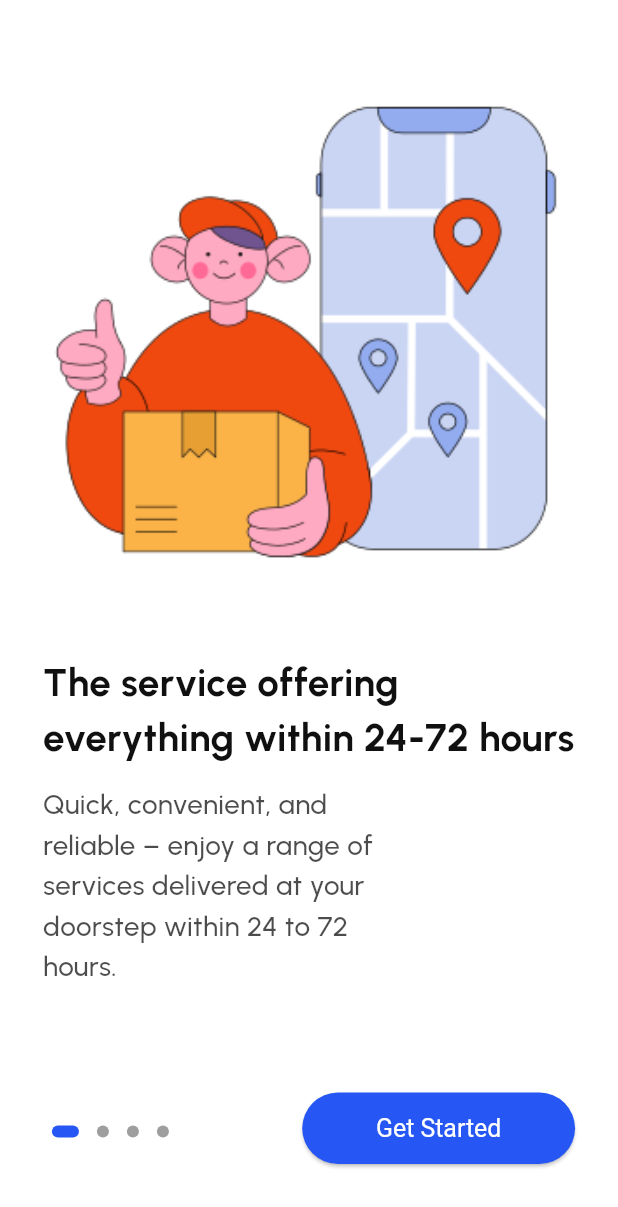
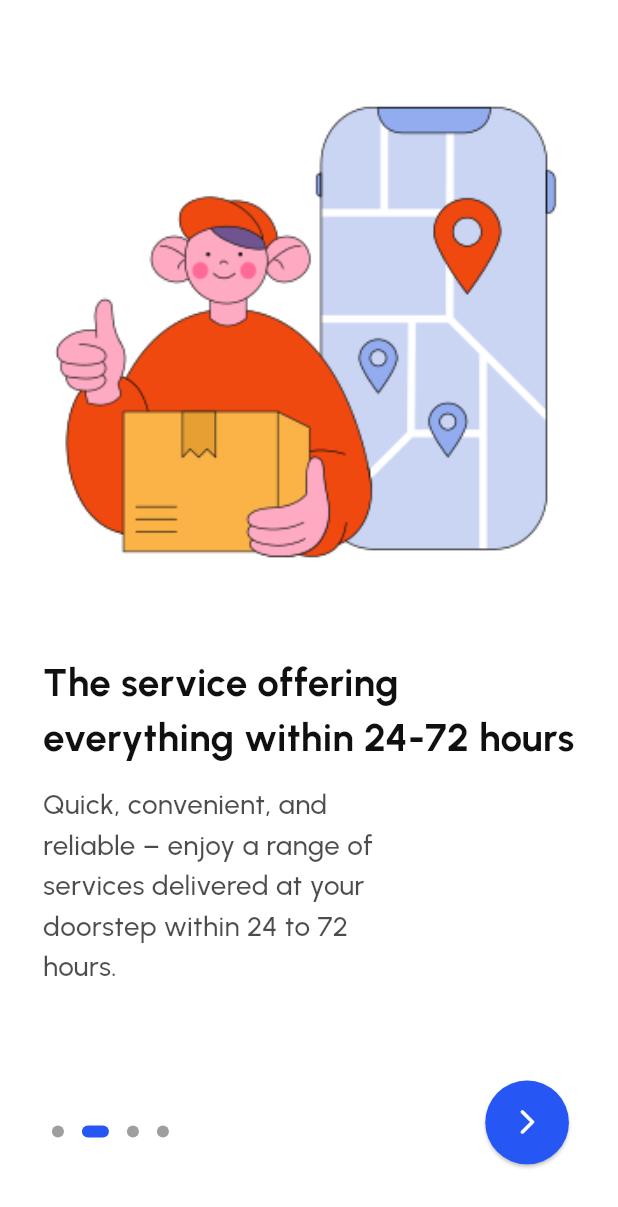
Before and after one commit to Sundhar22/UserApp, a Flutter app: the OnBoardingPage screen opened by its route, swiped to page 2, on a phone screen of 412 x 824 dp. Shown: the top 1207 px of the screen. Run offline on Flutter 3.47's test engine with Material 3 defaults, Android fonts, the phone set to English and light mode, and no system bars; drawn by our look-alikes of dots_indicator; our stand-ins replace bloc, carousel_slider, flutter_bloc, flutter_otp_text_field, flutter_screenutil.

Commit message:
bloc added in onboarding

```diff
--- /dev/null
+++ b/devtools_options.yaml
@@ -0,0 +1 @@
+extensions:
--- /dev/null
+++ b/lib/features/onboarding/bloc/onboarding_bloc.dart
@@ -0,0 +1,14 @@
+import 'package:bloc/bloc.dart';
+
+part 'onboarding_event.dart';
+part 'onboarding_state.dart';
+
+class OnboardingBloc extends Bloc<OnboardingEvent, OnboardingState> {
+  OnboardingBloc() : super(const OnboardingInitial(page: 0)) {
+    on<OnboardingEvent>((event, emit) {
+      if (event is ChangeNextPage) {
+        emit(OnboardingInitial(page: event.page));
+      }
+    });
+  }
+}
--- /dev/null
+++ b/lib/features/onboarding/bloc/onboarding_event.dart
@@ -0,0 +1,9 @@
+part of 'onboarding_bloc.dart';
+
+class OnboardingEvent {}
+
+class ChangeNextPage extends OnboardingEvent {
+  final int page;
+
+  ChangeNextPage({required this.page});
+}
--- /dev/null
+++ b/lib/features/onboarding/bloc/onboarding_state.dart
@@ -0,0 +1,11 @@
+part of 'onboarding_bloc.dart';
+
+class OnboardingState {
+  final int page;
+
+  const OnboardingState({required this.page});
+}
+
+final class OnboardingInitial extends OnboardingState {
+  const OnboardingInitial({required super.page});
+}
--- a/lib/features/onboarding/ui/pages/onboarding_page.dart
+++ b/lib/features/onboarding/ui/pages/onboarding_page.dart
@@ -1,33 +1,43 @@
 import 'package:dots_indicator/dots_indicator.dart';
 import 'package:flutter/material.dart';
+import 'package:flutter_bloc/flutter_bloc.dart';
 import 'package:flutter_screenutil/flutter_screenutil.dart';
 import 'package:user_app/constant/colors/app_color.dart';
+
+import '../../bloc/onboarding_bloc.dart';
 import '../widgets/onboard_widget.dart';
 
 class OnBoardingPage extends StatelessWidget {
   const OnBoardingPage({super.key});
-  final int page = 4;
+
   @override
   Widget build(BuildContext context) {
     PageController pageController = PageController(initialPage: 0);
     return Scaffold(
       body: SafeArea(
-        child: Container(
+        child: BlocBuilder<OnboardingBloc, OnboardingState>(
+          builder: (context, state) {
+            return SizedBox(
               width: double.infinity,
               child: Stack(
                 children: [
                   NotificationListener<OverscrollIndicatorNotification>(
-                onNotification: (OverscrollIndicatorNotification overscroll) {
+                    onNotification:
+                        (OverscrollIndicatorNotification overscroll) {
                       overscroll.disallowIndicator();
                       return true;
                     },
                     child: PageView(
                       controller: pageController,
-                  onPageChanged: (index) {},
+                      onPageChanged: (index) {
+                        context
+                            .read<OnboardingBloc>()
+                            .add(ChangeNextPage(page: index));
+                      },
                       children: [
                         Padding(
-                      padding:
-                          EdgeInsets.only(left: 25.w, right: 25.w, top: 70.h),
+                          padding: EdgeInsets.only(
+                              left: 25.w, right: 25.w, top: 70.h),
                           child: onboardWidget(
                             isType1: true,
                             title: "This service only for\nDindigul district",
@@ -37,30 +47,33 @@ class OnBoardingPage extends StatelessWidget {
                           ),
                         ),
                         Padding(
-                      padding: EdgeInsets.only(left: 25.w, right: 25.w, top: 7),
+                          padding:
+                              EdgeInsets.only(left: 25.w, right: 25.w, top: 7),
                           child: onboardWidget(
                             isType1: false,
                             title:
                                 "The service offering everything within 24-72 hours",
                             description:
                                 "Quick, convenient, and reliable – enjoy a range of services delivered at your doorstep within 24 to 72 hours.",
-                        img: 'bloom-delivery-by-online-map-in-the-phone.png',
+                            img:
+                                'bloom-delivery-by-online-map-in-the-phone.png',
                           ),
                         ),
                         Padding(
-                      padding:
-                          EdgeInsets.only(left: 25.w, right: 25.w, top: 70.h),
+                          padding: EdgeInsets.only(
+                              left: 25.w, right: 25.w, top: 70.h),
                           child: onboardWidget(
                             isType1: true,
-                        title: "Trust skilled and verified service providers",
+                            title:
+                                "Trust skilled and verified service providers",
                             description:
                                 "Your peace of mind is our priority. We meticulously vet and train our service providers to ensure quality and safety.",
                             img: 'bloom-cleaning-service.png',
                           ),
                         ),
                         Padding(
-                      padding:
-                          EdgeInsets.only(left: 25.w, right: 25.w, top: 70.h),
+                          padding: EdgeInsets.only(
+                              left: 25.w, right: 25.w, top: 70.h),
                           child: onboardWidget(
                             isType1: false,
                             title: "4.8 stars service providers",
@@ -80,12 +93,7 @@ class OnBoardingPage extends StatelessWidget {
                         right: 25.w,
                       ),
                       child: DotsIndicator(
-                    onTap: (position) {
-                      pageController.animateToPage(position,
-                          duration: const Duration(milliseconds: 350),
-                          curve: Curves.easeIn);
-                    },
-                    // position: state.page,
+                        position: context.watch<OnboardingBloc>().state.page,
                         decorator: DotsDecorator(
                           size: const Size.square(8),
                           activeColor: AppColor.primaryColor,
@@ -99,27 +107,20 @@ class OnBoardingPage extends StatelessWidget {
                       ),
                     ),
                   ),
-              page == 4
+                  context.read<OnboardingBloc>().state.page == 3
                       ? Positioned(
                           bottom: 40.h,
                           right: 0,
                           child: Padding(
                             padding: EdgeInsets.only(left: 25.w, right: 25.w),
                             child: ElevatedButton(
-                          onPressed: () {},
+                              onPressed: () => Navigator.pushNamed(
+                                  context, 'user-location-choice'),
                               style: ElevatedButton.styleFrom(
                                 splashFactory: NoSplash.splashFactory,
                                 shape: RoundedRectangleBorder(
                                     borderRadius: BorderRadius.circular(30.w)),
                                 backgroundColor: AppColor.primaryColor,
-                            padding: EdgeInsets.symmetric(
-                              horizontal: 43.w,
-                              vertical: 12.h,
-                            ),
-                            textStyle: TextStyle(
-                              fontSize: 14.5.sp,
-                              fontWeight: FontWeight.normal,
-                            ),
                               ),
                               child: const Text(
                                 "Get Started",
@@ -131,7 +132,6 @@ class OnBoardingPage extends StatelessWidget {
                           ),
                         )
                       :
-                  // ignore
                       Positioned(
                           bottom: 40.h,
                           right: 0,
@@ -141,7 +141,16 @@ class OnBoardingPage extends StatelessWidget {
                               right: 25.w,
                             ),
                             child: ElevatedButton(
-                          onPressed: () {},
+                              onPressed: () {
+                                context
+                                    .read<OnboardingBloc>()
+                                    .add(ChangeNextPage(page: state.page + 1));
+                                pageController.animateToPage(
+                                  state.page + 1,
+                                  duration: const Duration(milliseconds: 400),
+                                  curve: Curves.easeInOut,
+                                );
+                              },
                               style: ElevatedButton.styleFrom(
                                 shape: const CircleBorder(),
                                 backgroundColor: AppColor.primaryColor,
@@ -158,6 +167,8 @@ class OnBoardingPage extends StatelessWidget {
                         )
                 ],
               ),
+            );
+          },
         ),
       ),
     );
--- a/pubspec.yaml
+++ b/pubspec.yaml
@@ -37,6 +37,7 @@ dependencies:
   flutter_screenutil: ^5.9.0
   google_maps_flutter: ^2.5.0
   convex_bottom_bar: ^3.2.0
+  flutter_bloc: ^8.1.3
 
 dev_dependencies:
   flutter_lints: ^2.0.0
```
Also changed, not shown: lib/main.dart (+9 -3 lines), pubspec.lock. Lines whose indentation alone changed are shown as unchanged.
